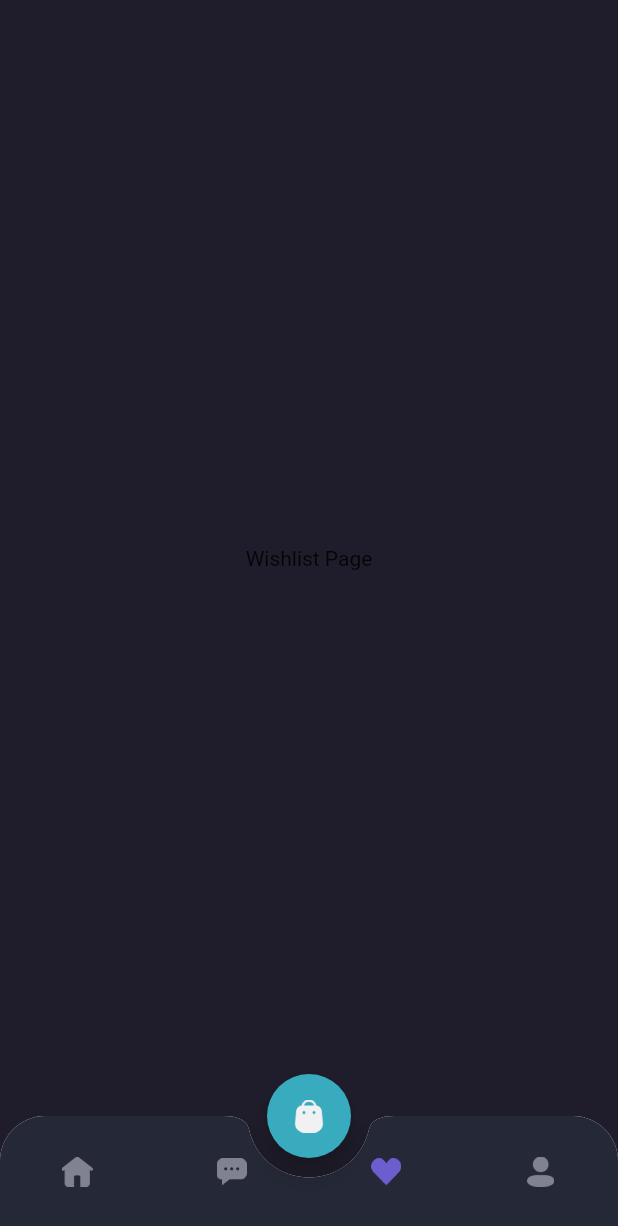
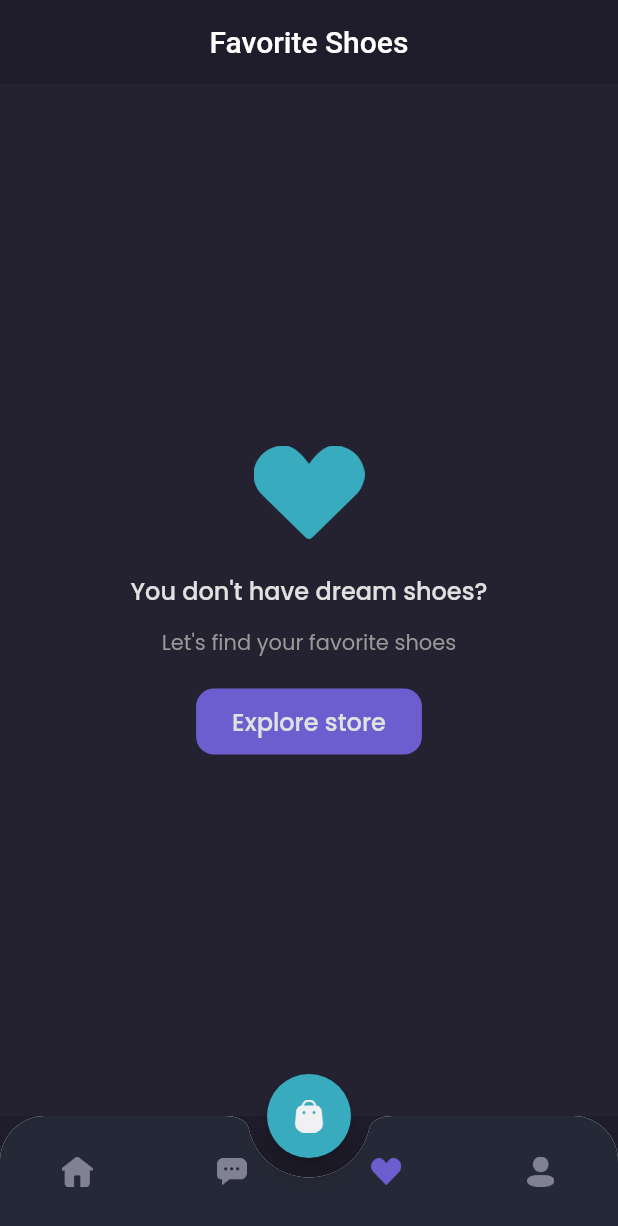
Before and after one commit to Chands18/ViperApps, a Flutter app: the MainPage screen opened by its route, item 3 of the bottom bar chosen, on a phone screen of 412 x 824 dp. Shown: the top 1226 px of the screen. Run offline on Flutter 3.47's test engine with Material 2 defaults, Android fonts, the phone set to English and light mode, and no system bars; our stand-ins replace google_fonts.

Commit message:
empty wishlist

```diff
--- a/lib/pages/home/wishlist_page.dart
+++ b/lib/pages/home/wishlist_page.dart
@@ -1,10 +1,88 @@
 import 'package:flutter/material.dart';
+import 'package:viper/theme.dart';
 
 class WishlistPage extends StatelessWidget {
   @override
   Widget build(BuildContext context) {
-    return Center(
-      child: Text('Wishlist Page'),
+    Widget header() {
+      return AppBar(
+        backgroundColor: backgroundColor1,
+        centerTitle: true,
+        title: Text(
+          'Favorite Shoes',
+        ),
+        elevation: 0,
+        automaticallyImplyLeading: false,
+      );
+    }
+
+    Widget emptyWishList() {
+      return Expanded(
+        child: Container(
+          width: double.infinity,
+          color: backgroundColor3,
+          child: Column(
+            mainAxisAlignment: MainAxisAlignment.center,
+            children: [
+              Image.asset(
+                'assets/image_wishlist.png',
+                width: 74,
+              ),
+              SizedBox(
+                height: 23,
+              ),
+              Text(
+                'You don\'t have dream shoes?',
+                style: primaryTextStyle.copyWith(
+                  fontSize: 16,
+                  fontWeight: medium,
+                ),
+              ),
+              SizedBox(
+                height: 12,
+              ),
+              Text(
+                'Let\'s find your favorite shoes',
+                style: secondaryTextStyle,
+              ),
+              SizedBox(
+                height: 20,
+              ),
+              Container(
+                height: 44,
+                child: TextButton(
+                  onPressed: () {},
+                  style: TextButton.styleFrom(
+                      padding: EdgeInsets.symmetric(
+                        vertical: 10,
+                        horizontal: 24,
+                      ),
+                      backgroundColor: primaryColor,
+                      shape: RoundedRectangleBorder(
+                        borderRadius: BorderRadius.circular(
+                          12,
+                        ),
+                      )),
+                  child: Text(
+                    'Explore store',
+                    style: primaryTextStyle.copyWith(
+                      fontSize: 16,
+                      fontWeight: medium,
+                    ),
+                  ),
+                ),
+              ),
+            ],
+          ),
+        ),
+      );
+    }
+
+    return Column(
+      children: [
+        header(),
+        emptyWishList(),
+      ],
     );
   }
 }
```
Also changed, not shown: assets/image_wishlist.png (added).
